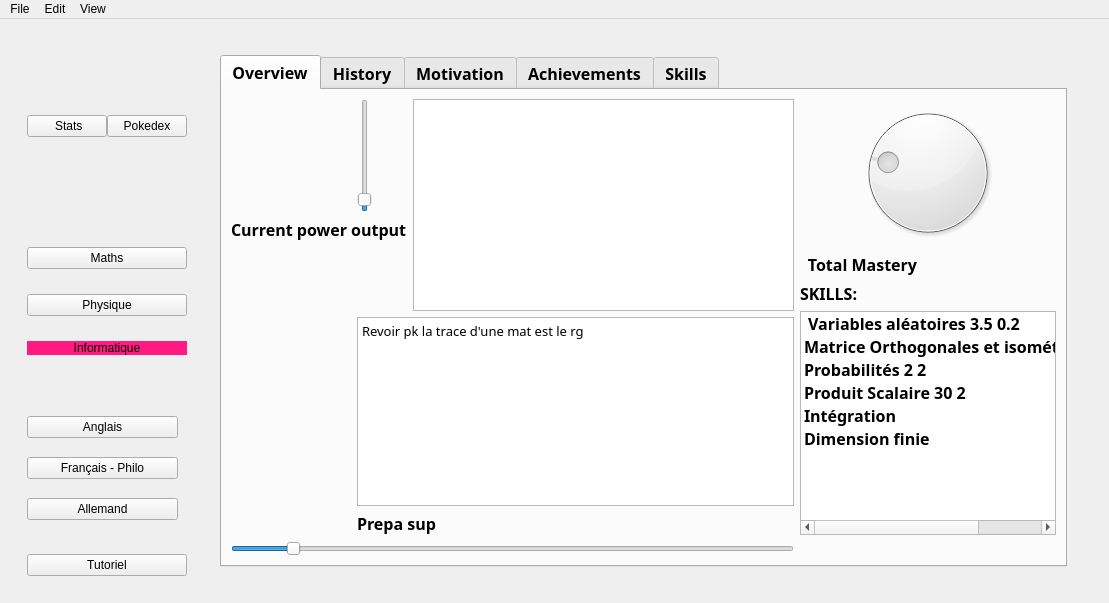
Qt form mainwindow.ui (Laytongentleman/Neophyte) before a commit.
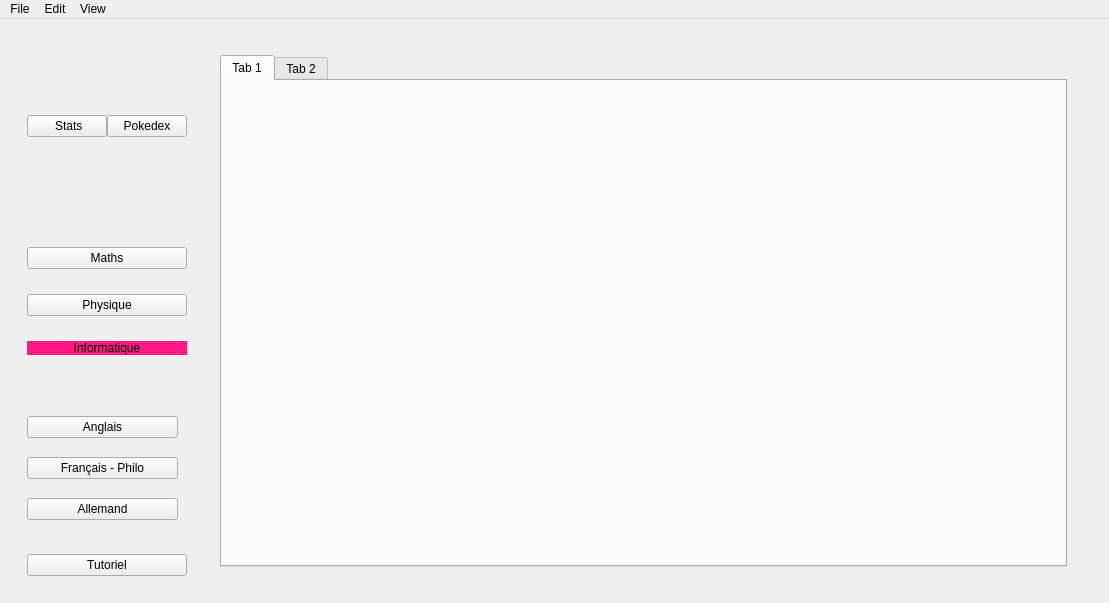
The same form after that commit. The open tabs and pages were chosen to show the change. Icons and pictures are not drawn.

```diff
--- a/mainwindow.ui
+++ b/mainwindow.ui
@@ -1487,7 +1487,24 @@
                </item>
               </layout>
              </widget>
-             <widget class="QWidget" name="page"/>
+             <widget class="QWidget" name="pagestats">
+              <layout class="QGridLayout" name="gridLayout_15">
+               <item row="0" column="0">
+                <widget class="QTabWidget" name="tabWidget">
+                 <widget class="QWidget" name="tab_15">
+                  <attribute name="title">
+                   <string>Tab 1</string>
+                  </attribute>
+                 </widget>
+                 <widget class="QWidget" name="tab_16">
+                  <attribute name="title">
+                   <string>Tab 2</string>
+                  </attribute>
+                 </widget>
+                </widget>
+               </item>
+              </layout>
+             </widget>
             </widget>
            </item>
           </layout>
```
